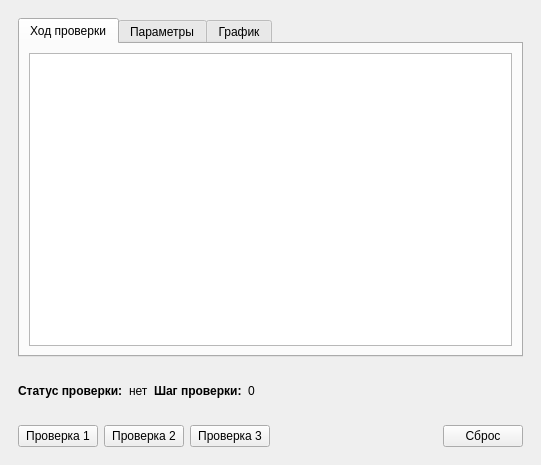
The window that mainwindow.ui (io2357911/tqma335x-panel) describes before a commit, drawn with Qt 5.
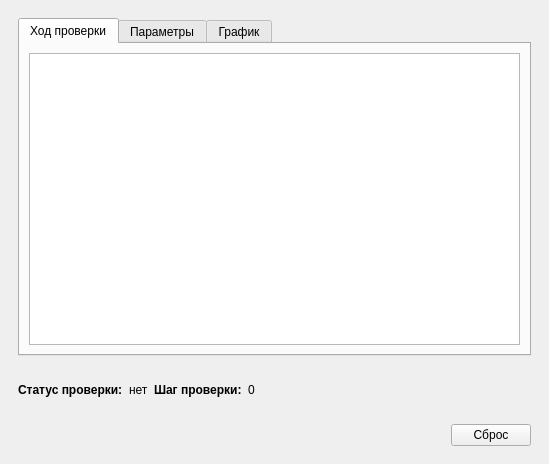
The same window after the commit. Custom widgets are drawn as their Qt base class.

```diff
--- a/mainwindow.ui
+++ b/mainwindow.ui
@@ -6,8 +6,8 @@
    <rect>
     <x>0</x>
     <y>0</y>
-    <width>541</width>
-    <height>465</height>
+    <width>549</width>
+    <height>464</height>
    </rect>
   </property>
   <property name="sizePolicy">
@@ -20,7 +20,7 @@
    <string>MainWindow</string>
   </property>
   <widget class="QWidget" name="centralwidget">
-   <layout class="QGridLayout" name="gridLayout_5">
+   <layout class="QGridLayout" name="gridLayout_3">
     <item row="0" column="0">
      <widget class="QWidget" name="widget" native="true">
       <layout class="QGridLayout" name="gridLayout">
@@ -146,42 +146,8 @@
     </item>
     <item row="2" column="0">
      <widget class="QWidget" name="widget_2" native="true">
-      <layout class="QGridLayout" name="gridLayout_3">
-       <item row="0" column="1">
-        <widget class="QPushButton" name="pushButton_3">
-         <property name="text">
-          <string>Проверка 2</string>
-         </property>
-        </widget>
-       </item>
-       <item row="0" column="0">
-        <widget class="QPushButton" name="pbCount">
-         <property name="maximumSize">
-          <size>
-           <width>300</width>
-           <height>16777215</height>
-          </size>
-         </property>
-         <property name="text">
-          <string>Проверка 1</string>
-         </property>
-        </widget>
-       </item>
-       <item row="0" column="2">
-        <widget class="QPushButton" name="pushButton_4">
-         <property name="text">
-          <string>Проверка 3</string>
-         </property>
-        </widget>
-       </item>
-       <item row="0" column="4">
-        <widget class="QPushButton" name="pbAbort">
-         <property name="text">
-          <string>Сброс</string>
-         </property>
-        </widget>
-       </item>
-       <item row="0" column="3">
+      <layout class="QHBoxLayout" name="hlScripts">
+       <item>
         <spacer name="horizontalSpacer_2">
          <property name="orientation">
           <enum>Qt::Horizontal</enum>
@@ -194,6 +160,13 @@
          </property>
         </spacer>
        </item>
+       <item>
+        <widget class="QPushButton" name="pbAbort">
+         <property name="text">
+          <string>Сброс</string>
+         </property>
+        </widget>
+       </item>
       </layout>
      </widget>
     </item>
```
